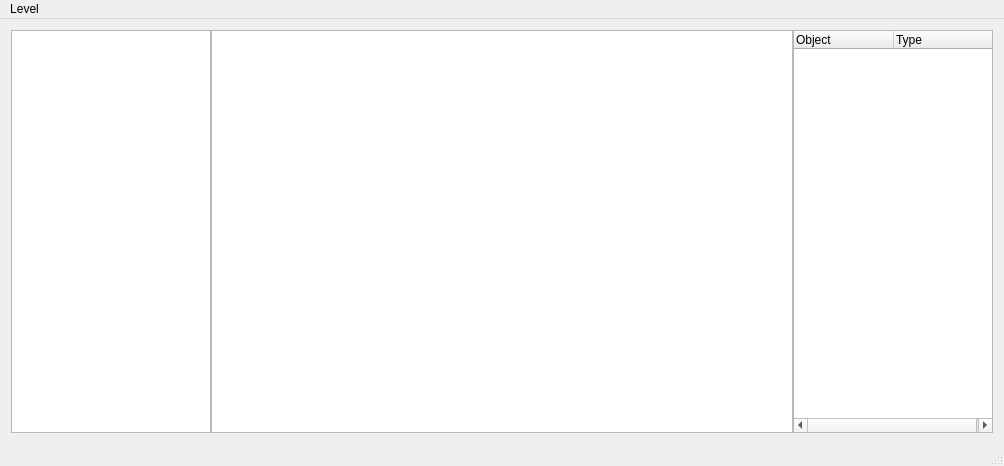
This is gui/editorwindow.ui in Taliks87/lvl_editor as Qt 5 draws it before an edit. The edited form follows.
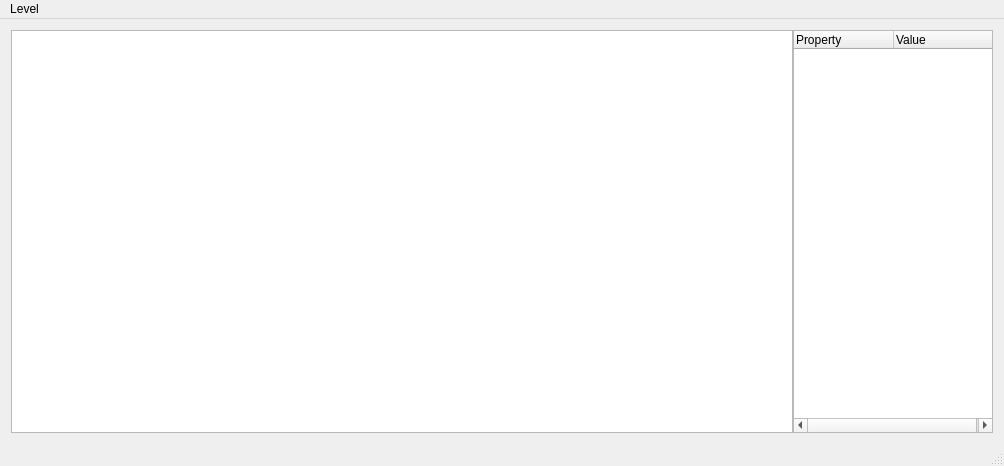
This is the edited form.

Commit message: add object type model

```diff
--- a/gui/editorwindow.ui
+++ b/gui/editorwindow.ui
@@ -21,16 +21,6 @@
     <property name="sizeConstraint">
      <enum>QLayout::SetDefaultConstraint</enum>
     </property>
-    <item>
-     <widget class="QListView" name="listView">
-      <property name="maximumSize">
-       <size>
-        <width>200</width>
-        <height>16777215</height>
-       </size>
-      </property>
-     </widget>
-    </item>
     <item>
      <widget class="QTableView" name="tableView"/>
     </item>
@@ -44,12 +34,12 @@
       </property>
       <column>
        <property name="text">
-        <string>Object</string>
+        <string>Property</string>
        </property>
       </column>
       <column>
        <property name="text">
-        <string>Type</string>
+        <string>Value</string>
        </property>
       </column>
      </widget>
```
The commit also changes 20 other files.
